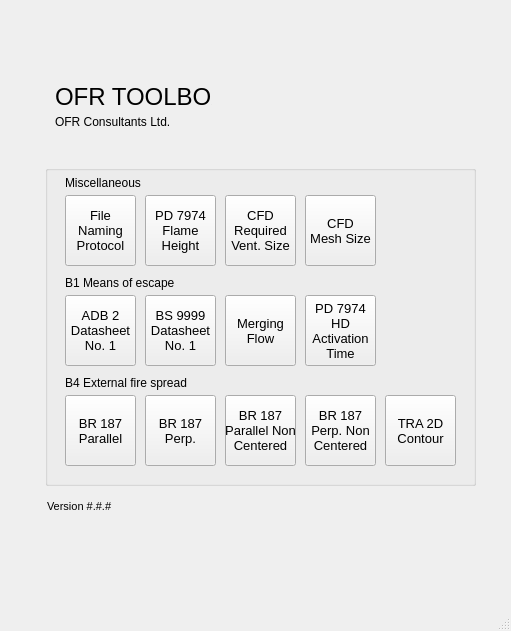
This is fsetoolsGUI/gui/layout/ui/main.ui in fuyans/fsetoolsGUI as Qt 5 draws it before an edit. The edited form follows.
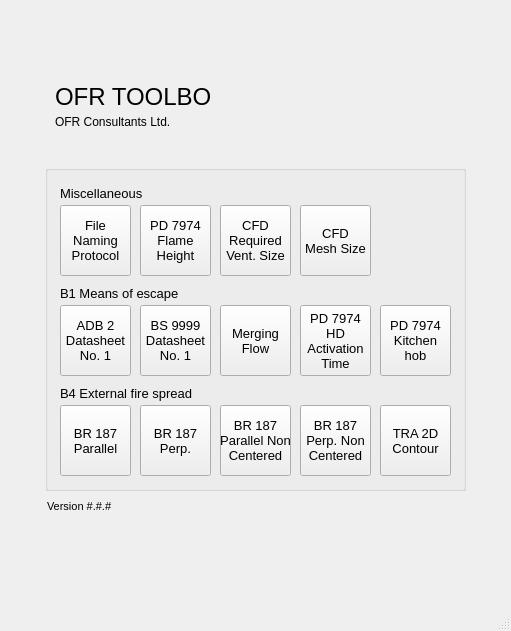
This is the edited form. Icons and pictures are not drawn.

Commit message: Fixed margin to buttons to 15 px (used to be 20 px).

Patch:
```diff
--- a/fsetoolsGUI/gui/layout/ui/main.ui
+++ b/fsetoolsGUI/gui/layout/ui/main.ui
@@ -34,19 +34,19 @@
      <rect>
       <x>45</x>
       <y>50</y>
-      <width>431</width>
+      <width>421</width>
       <height>106</height>
      </rect>
     </property>
     <property name="minimumSize">
      <size>
-      <width>431</width>
+      <width>421</width>
       <height>106</height>
      </size>
     </property>
     <property name="maximumSize">
      <size>
-      <width>431</width>
+      <width>421</width>
       <height>106</height>
      </size>
     </property>
@@ -130,20 +130,20 @@
      <rect>
       <x>45</x>
       <y>165</y>
-      <width>431</width>
-      <height>321</height>
+      <width>421</width>
+      <height>326</height>
      </rect>
     </property>
     <property name="minimumSize">
      <size>
-      <width>431</width>
-      <height>321</height>
+      <width>421</width>
+      <height>326</height>
      </size>
     </property>
     <property name="maximumSize">
      <size>
-      <width>431</width>
-      <height>321</height>
+      <width>421</width>
+      <height>326</height>
      </size>
     </property>
     <property name="title">
@@ -152,8 +152,8 @@
     <widget class="QPushButton" name="pushButton_0602_pd7974_flame_height">
      <property name="geometry">
       <rect>
-       <x>100</x>
-       <y>30</y>
+       <x>95</x>
+       <y>40</y>
        <width>71</width>
        <height>71</height>
       </rect>
@@ -196,8 +196,8 @@
      </property>
      <property name="geometry">
       <rect>
-       <x>180</x>
-       <y>30</y>
+       <x>175</x>
+       <y>40</y>
        <width>71</width>
        <height>71</height>
       </rect>
@@ -228,8 +228,8 @@
     <widget class="QPushButton" name="pushButton_0601_naming_convention">
      <property name="geometry">
       <rect>
-       <x>20</x>
-       <y>30</y>
+       <x>15</x>
+       <y>40</y>
        <width>71</width>
        <height>71</height>
       </rect>
@@ -272,8 +272,8 @@
      </property>
      <property name="geometry">
       <rect>
-       <x>260</x>
-       <y>30</y>
+       <x>255</x>
+       <y>40</y>
        <width>71</width>
        <height>71</height>
       </rect>
@@ -312,8 +312,8 @@
      </property>
      <property name="geometry">
       <rect>
-       <x>340</x>
-       <y>230</y>
+       <x>335</x>
+       <y>240</y>
        <width>71</width>
        <height>71</height>
       </rect>
@@ -352,8 +352,8 @@
     <widget class="QPushButton" name="pushButton_0401_br187_parallel_simple">
      <property name="geometry">
       <rect>
-       <x>20</x>
-       <y>230</y>
+       <x>15</x>
+       <y>240</y>
        <width>71</width>
        <height>71</height>
       </rect>
@@ -392,8 +392,8 @@
     <widget class="QPushButton" name="pushButton_0403_br187_parallel_complex">
      <property name="geometry">
       <rect>
-       <x>180</x>
-       <y>230</y>
+       <x>175</x>
+       <y>240</y>
        <width>71</width>
        <height>71</height>
       </rect>
@@ -433,8 +433,8 @@
     <widget class="QPushButton" name="pushButton_0404_br187_perpendicular_complex">
      <property name="geometry">
       <rect>
-       <x>260</x>
-       <y>230</y>
+       <x>255</x>
+       <y>240</y>
        <width>71</width>
        <height>71</height>
       </rect>
@@ -474,8 +474,8 @@
     <widget class="QPushButton" name="pushButton_0402_br187_perpendicular_simple">
      <property name="geometry">
       <rect>
-       <x>100</x>
-       <y>230</y>
+       <x>95</x>
+       <y>240</y>
        <width>71</width>
        <height>71</height>
       </rect>
@@ -514,8 +514,8 @@
     <widget class="QPushButton" name="pushButton_0102_bs9999_datasheet_1">
      <property name="geometry">
       <rect>
-       <x>100</x>
-       <y>130</y>
+       <x>95</x>
+       <y>140</y>
        <width>71</width>
        <height>71</height>
       </rect>
@@ -555,8 +555,8 @@
     <widget class="QPushButton" name="pushButton_0101_adb2_datasheet_1">
      <property name="geometry">
       <rect>
-       <x>20</x>
-       <y>130</y>
+       <x>15</x>
+       <y>140</y>
        <width>71</width>
        <height>71</height>
       </rect>
@@ -596,8 +596,8 @@
     <widget class="QPushButton" name="pushButton_0111_heat_detector_activation">
      <property name="geometry">
       <rect>
-       <x>260</x>
-       <y>130</y>
+       <x>255</x>
+       <y>140</y>
        <width>71</width>
        <height>71</height>
       </rect>
@@ -641,8 +641,8 @@
      </property>
      <property name="geometry">
       <rect>
-       <x>180</x>
-       <y>130</y>
+       <x>175</x>
+       <y>140</y>
        <width>71</width>
        <height>71</height>
       </rect>
@@ -681,12 +681,17 @@
     <widget class="QLabel" name="label">
      <property name="geometry">
       <rect>
-       <x>20</x>
-       <y>205</y>
+       <x>15</x>
+       <y>215</y>
        <width>366</width>
        <height>26</height>
       </rect>
      </property>
+     <property name="font">
+      <font>
+       <pointsize>10</pointsize>
+      </font>
+     </property>
      <property name="text">
       <string>B4 External fire spread</string>
      </property>
@@ -694,12 +699,17 @@
     <widget class="QLabel" name="label_2">
      <property name="geometry">
       <rect>
-       <x>20</x>
-       <y>105</y>
+       <x>15</x>
+       <y>115</y>
        <width>366</width>
        <height>26</height>
       </rect>
      </property>
+     <property name="font">
+      <font>
+       <pointsize>10</pointsize>
+      </font>
+     </property>
      <property name="text">
       <string>B1 Means of escape</string>
      </property>
@@ -707,35 +717,81 @@
     <widget class="QLabel" name="label_3">
      <property name="geometry">
       <rect>
-       <x>20</x>
-       <y>5</y>
+       <x>15</x>
+       <y>15</y>
        <width>366</width>
        <height>26</height>
       </rect>
      </property>
+     <property name="font">
+      <font>
+       <pointsize>10</pointsize>
+      </font>
+     </property>
      <property name="text">
       <string>Miscellaneous</string>
      </property>
     </widget>
+    <widget class="QPushButton" name="pushButton_0111_heat_detector_activation_2">
+     <property name="geometry">
+      <rect>
+       <x>335</x>
+       <y>140</y>
+       <width>71</width>
+       <height>71</height>
+      </rect>
+     </property>
+     <property name="minimumSize">
+      <size>
+       <width>71</width>
+       <height>71</height>
+      </size>
+     </property>
+     <property name="maximumSize">
+      <size>
+       <width>71</width>
+       <height>71</height>
+      </size>
+     </property>
+     <property name="font">
+      <font>
+       <pointsize>10</pointsize>
+      </font>
+     </property>
+     <property name="toolTip">
+      <string>Heat detector activation time (ceiling jet) in accordance with PD 7974-1:2019.</string>
+     </property>
+     <property name="statusTip">
+      <string>Heat detector activation time (ceiling jet) in accordance with PD 7974-1:2019.</string>
+     </property>
+     <property name="text">
+      <string>PD 7974
+Kitchen
+hob</string>
+     </property>
+     <property name="autoDefault">
+      <bool>true</bool>
+     </property>
+    </widget>
    </widget>
    <widget class="QWidget" name="widget_2" native="true">
     <property name="geometry">
      <rect>
       <x>47</x>
       <y>500</y>
-      <width>431</width>
+      <width>421</width>
       <height>26</height>
      </rect>
     </property>
     <property name="minimumSize">
      <size>
-      <width>431</width>
+      <width>421</width>
       <height>26</height>
      </size>
     </property>
     <property name="maximumSize">
      <size>
-      <width>431</width>
+      <width>421</width>
       <height>26</height>
      </size>
     </property>
@@ -744,7 +800,7 @@
       <rect>
        <x>0</x>
        <y>0</y>
-       <width>426</width>
+       <width>416</width>
        <height>26</height>
       </rect>
      </property>
```
